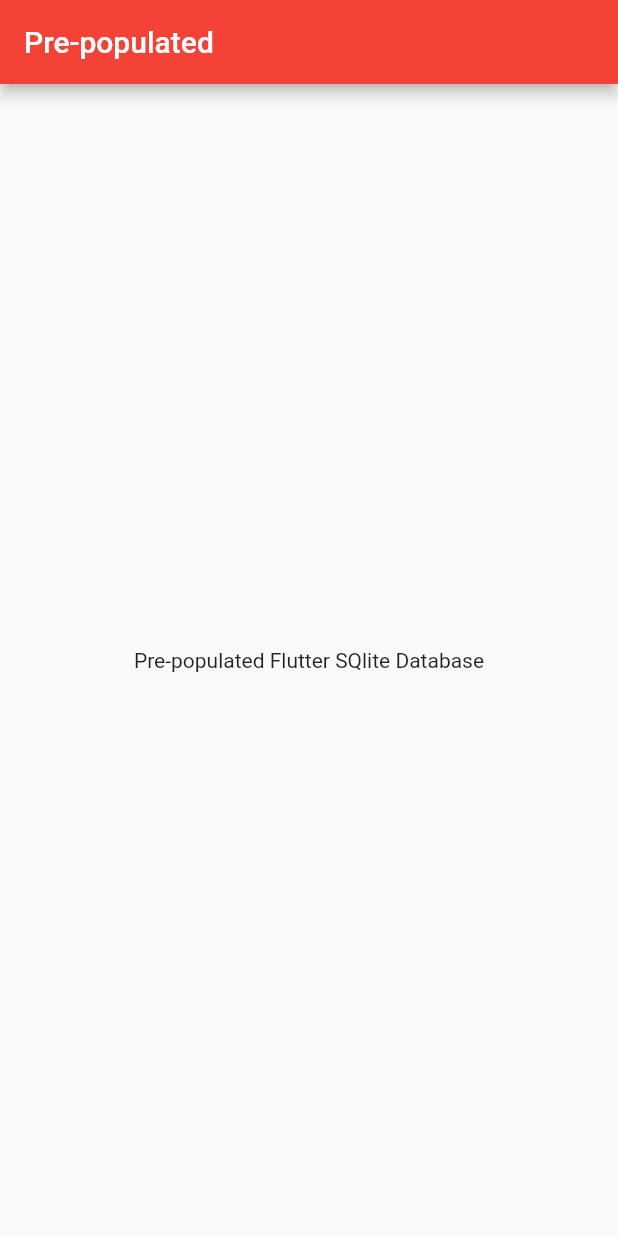
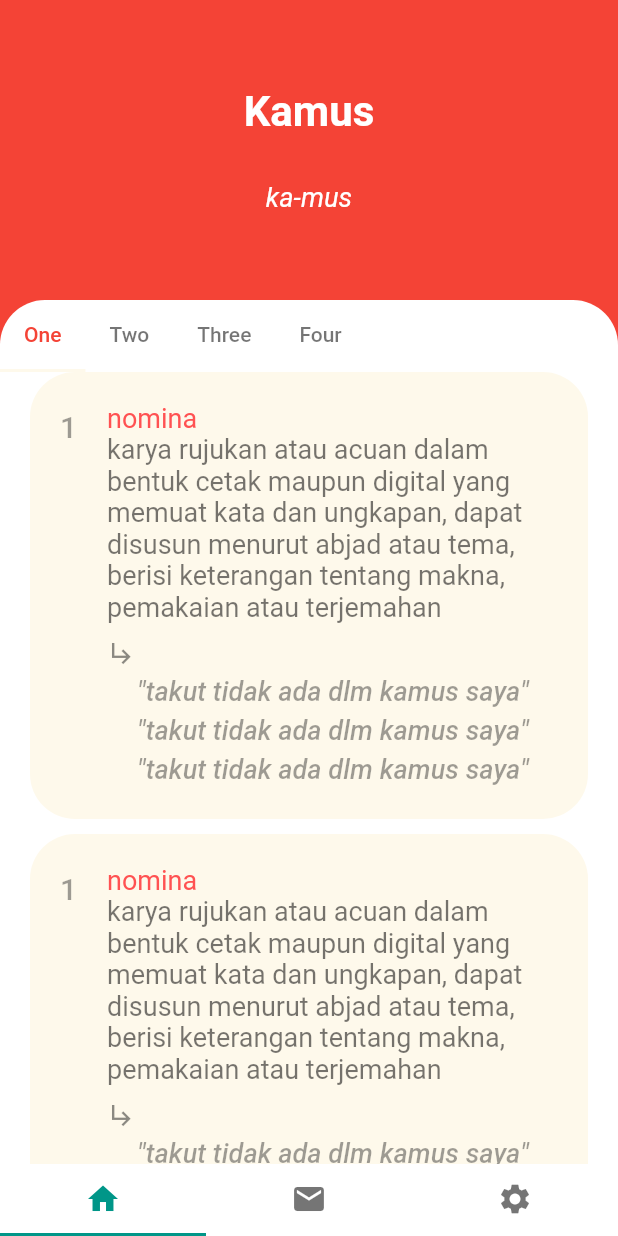
Before and after one commit to yikhsn/poket, a Flutter app: the screen it shows after launch, on a phone screen of 412 x 824 dp. Run offline on Flutter 3.47's test engine with Material 2 defaults, Android fonts, the phone set to English and light mode, and no system bars; our stand-ins replace sqflite; accounts and stored records are empty.

Commit message:
setup screen detail translation

```diff
--- a/lib/main.dart
+++ b/lib/main.dart
@@ -31,6 +31,7 @@ class Kbbi extends StatelessWidget {
     return MaterialApp(
       title: "Kamus Besar Bahasa Indonesia",
       theme: ThemeData(
+        primarySwatch: Colors.teal,
         primaryColor: Colors.red,
         accentColor: Color(0xFFFEF9EB),
       ),
--- a/lib/screens/HomeScreen.dart
+++ b/lib/screens/HomeScreen.dart
@@ -1,14 +1,67 @@
 import 'package:flutter/material.dart';
+import 'package:kbbi_app/widgets/NestedTabBarView.dart';
 
-class HomeScreen extends StatelessWidget {
+class HomeScreen extends StatefulWidget {
+  @override
+  _HomeScreenState createState() => _HomeScreenState();
+}
+
+class _HomeScreenState extends State<HomeScreen> with TickerProviderStateMixin {
+  TabController _tabController;
+
+  @override
+  void initState() {
+    super.initState();
+
+    _tabController = new TabController(length: 3, vsync: this);
+  }
+
+  @override
+  void dispose() {
+    super.dispose();
+    _tabController.dispose();
+  }
+
   @override
   Widget build(BuildContext context) {
     return Scaffold(
-      appBar: AppBar(
-        title: const Text('Pre-populated'),
+      appBar: PreferredSize(
+          preferredSize: Size.fromHeight(0.0), // here the desired height
+          child: AppBar(
+            elevation: 0.0,
+          )),
+      backgroundColor: Colors.white,
+      bottomNavigationBar: Material(
+        color: Colors.white,
+        child: TabBar(
+          controller: _tabController,
+          indicatorColor: Colors.teal,
+          labelColor: Colors.teal,
+          unselectedLabelColor: Colors.black54,
+          tabs: <Widget>[
+            Tab(
+              icon: Icon(Icons.home),
+            ),
+            Tab(
+              icon: Icon(Icons.email),
+            ),
+            Tab(
+              icon: Icon(Icons.settings),
+            ),
+          ],
+        ),
       ),
-      body: Center(
-        child: Text('Pre-populated Flutter SQlite Database'),
+      body: TabBarView(
+        children: <Widget>[
+          NestedTabBar(),
+          Center(
+            child: Text("Email"),
+          ),
+          Center(
+            child: Text("Settings"),
+          )
+        ],
+        controller: _tabController,
       ),
     );
   }
--- /dev/null
+++ b/lib/widgets/BoxTranslation.dart
@@ -0,0 +1,105 @@
+import 'package:flutter/material.dart';
+import 'package:kbbi_app/widgets/ExampleWord.dart';
+
+class BoxTranslation extends StatelessWidget {
+  @override
+  Widget build(BuildContext context) {
+    return Container(
+      decoration: BoxDecoration(
+        color: Theme.of(context).accentColor,
+        borderRadius: BorderRadius.only(
+          topLeft: Radius.circular(30.0),
+          topRight: Radius.circular(30.0),
+          bottomRight: Radius.circular(30.0),
+          bottomLeft: Radius.circular(30.0),
+        ),
+      ),
+      padding: EdgeInsets.all(20),
+      margin: EdgeInsets.only(bottom: 10.0),
+      width: MediaQuery.of(context).size.width,
+      child: Column(
+        mainAxisAlignment: MainAxisAlignment.start,
+        crossAxisAlignment: CrossAxisAlignment.start,
+        children: <Widget>[
+          Row(
+            crossAxisAlignment: CrossAxisAlignment.start,
+            children: <Widget>[
+              Container(
+                padding: EdgeInsets.only(
+                  top: 5.0,
+                ),
+                child: Text(
+                  '1',
+                  style: TextStyle(
+                    color: Colors.black38,
+                    fontSize: 20.0,
+                    fontWeight: FontWeight.w500,
+                  ),
+                ),
+              ),
+              SizedBox(
+                width: 20.0,
+              ),
+              Container(
+                child: Column(
+                  crossAxisAlignment: CrossAxisAlignment.start,
+                  children: <Widget>[
+                    Container(
+                      width: MediaQuery.of(context).size.width * 0.73,
+                      child: Text(
+                        'nomina',
+                        style: TextStyle(
+                          fontSize: 18.0,
+                          fontWeight: FontWeight.w400,
+                          color: Colors.redAccent,
+                        ),
+                      ),
+                    ),
+                    Container(
+                      width: MediaQuery.of(context).size.width * 0.73,
+                      child: Text(
+                        'karya rujukan atau acuan dalam bentuk cetak maupun digital yang memuat kata dan ungkapan, dapat disusun menurut abjad atau tema, berisi keterangan tentang makna, pemakaian atau terjemahan',
+                        style: TextStyle(
+                          fontSize: 18.0,
+                          fontWeight: FontWeight.w400,
+                          color: Colors.black54,
+                        ),
+                        // overflow: TextOverflow.ellipsis,
+                      ),
+                    ),
+                    SizedBox(
+                      height: 10.0,
+                    ),
+                    Column(
+                      mainAxisAlignment: MainAxisAlignment.start,
+                      crossAxisAlignment: CrossAxisAlignment.start,
+                      children: <Widget>[
+                        Container(
+                          child: Icon(
+                            Icons.subdirectory_arrow_right,
+                            color: Colors.black45,
+                            size: 20.0,
+                          ),
+                        ),
+                        SizedBox(
+                          height: 3.0,
+                        ),
+                        Column(
+                          children: <Widget>[
+                            ExampleWord(),
+                            ExampleWord(),
+                            ExampleWord(),
+                          ],
+                        )
+                      ],
+                    ),
+                  ],
+                ),
+              )
+            ],
+          )
+        ],
+      ),
+    );
+  }
+}
--- /dev/null
+++ b/lib/widgets/DetailTranslation.dart
@@ -0,0 +1,27 @@
+import 'package:flutter/material.dart';
+
+class DetailTranslation extends StatelessWidget {
+  @override
+  Widget build(BuildContext context) {
+    return Expanded(
+      child: Row(
+        crossAxisAlignment: CrossAxisAlignment.stretch,
+        children: <Widget>[
+          Container(
+            width: MediaQuery.of(context).size.width,
+            color: Colors.white,
+            child: Column(children: <Widget>[
+              Container(
+                child: Column(children: <Widget>[
+                  Container(
+                    child: Text('Terjemahan 1'),
+                  ),
+                ]),
+              )
+            ]),
+          )
+        ],
+      ),
+    );
+  }
+}
--- /dev/null
+++ b/lib/widgets/ExampleWord.dart
@@ -0,0 +1,35 @@
+import 'package:flutter/material.dart';
+
+class ExampleWord extends StatelessWidget {
+  const ExampleWord({
+    Key key,
+  }) : super(key: key);
+
+  @override
+  Widget build(BuildContext context) {
+    return Container(
+      margin: EdgeInsets.symmetric(
+        vertical: 2.5,
+      ),
+      child: Row(
+        children: <Widget>[
+          SizedBox(
+            width: 20.0,
+          ),
+          Container(
+            width: MediaQuery.of(context).size.width * 0.65,
+            child: Text(
+              '\"takut tidak ada dlm kamus saya\"',
+              style: TextStyle(
+                color: Colors.black38,
+                fontSize: 18.0,
+                fontWeight: FontWeight.w500,
+                fontStyle: FontStyle.italic,
+              ),
+            ),
+          ),
+        ],
+      ),
+    );
+  }
+}
--- /dev/null
+++ b/lib/widgets/MainTabView.dart
@@ -0,0 +1,27 @@
+import 'package:flutter/material.dart';
+import 'package:kbbi_app/widgets/BoxTranslation.dart';
+
+class MainTabView extends StatelessWidget {
+  const MainTabView({
+    Key key,
+  }) : super(key: key);
+
+  @override
+  Widget build(BuildContext context) {
+    return Container(
+      color: Colors.white,
+      padding: EdgeInsets.symmetric(
+        vertical: 0.0,
+        horizontal: 20.0,
+      ),
+      child: ListView(
+        children: <Widget>[
+          BoxTranslation(),
+          BoxTranslation(),
+          BoxTranslation(),
+          BoxTranslation(),
+        ],
+      ),
+    );
+  }
+}
--- /dev/null
+++ b/lib/widgets/MainTranslation.dart
@@ -0,0 +1,45 @@
+import 'package:flutter/material.dart';
+
+class MainTranslation extends StatelessWidget {
+  @override
+  Widget build(BuildContext context) {
+    return SafeArea(
+      child: Container(
+        color: Colors.red,
+        width: MediaQuery.of(context).size.width,
+        height: 200.0,
+        margin: EdgeInsets.all(0.0),
+        child: Column(
+          mainAxisAlignment: MainAxisAlignment.center,
+          children: <Widget>[
+            Container(
+              child: Column(
+                children: <Widget>[
+                  Text(
+                    'Kamus',
+                    style: TextStyle(
+                      color: Colors.white,
+                      fontSize: 28.0,
+                      fontWeight: FontWeight.bold,
+                    ),
+                  ),
+                  SizedBox(
+                    height: 30.0,
+                  ),
+                  Text(
+                    'ka-mus',
+                    style: TextStyle(
+                      color: Colors.white,
+                      fontSize: 18.0,
+                      fontStyle: FontStyle.italic,
+                    ),
+                  ),
+                ],
+              ),
+            )
+          ],
+        ),
+      ),
+    );
+  }
+}
--- /dev/null
+++ b/lib/widgets/NestedTabBarView.dart
@@ -0,0 +1,107 @@
+import 'package:flutter/material.dart';
+import 'package:kbbi_app/widgets/MainTranslation.dart';
+import 'package:kbbi_app/widgets/DetailTranslation.dart';
+import 'package:kbbi_app/widgets/MainTabView.dart';
+
+class NestedTabBar extends StatefulWidget {
+  @override
+  _NestedTabBarState createState() => _NestedTabBarState();
+}
+
+class _NestedTabBarState extends State<NestedTabBar>
+    with TickerProviderStateMixin {
+  TabController _nestedTabController;
+
+  @override
+  void initState() {
+    super.initState();
+
+    _nestedTabController = new TabController(length: 4, vsync: this);
+  }
+
+  @override
+  void dispose() {
+    super.dispose();
+    _nestedTabController.dispose();
+  }
+
+  @override
+  Widget build(BuildContext context) {
+    double screenHeight = MediaQuery.of(context).size.height;
+    return Container(
+      color: Colors.red,
+      child: Column(
+        mainAxisAlignment: MainAxisAlignment.spaceAround,
+        children: <Widget>[
+          MainTranslation(),
+          Container(
+            width: MediaQuery.of(context).size.width,
+            decoration: BoxDecoration(
+              color: Colors.white,
+              borderRadius: BorderRadius.only(
+                topLeft: Radius.circular(30.0),
+                topRight: Radius.circular(30.0),
+              ),
+            ),
+            child: ClipRRect(
+              borderRadius: BorderRadius.only(
+                topLeft: Radius.circular(30.0),
+                topRight: Radius.circular(30.0),
+              ),
+              child: Container(
+                child: TabBar(
+                  // indicatorPadding: EdgeInsets.all(20.0),
+                  controller: _nestedTabController,
+                  // indicatorColor: Colors.red,
+                  labelColor: Colors.red,
+                  unselectedLabelColor: Colors.black54,
+                  isScrollable: true,
+                  tabs: <Widget>[
+                    Tab(
+                      text: "One",
+                    ),
+                    Tab(
+                      text: "Two",
+                    ),
+                    Tab(
+                      text: "Three",
+                    ),
+                    Tab(
+                      text: "Four",
+                    ),
+                  ],
+                ),
+              ),
+            ),
+          ),
+          Expanded(
+            child: TabBarView(
+              controller: _nestedTabController,
+              children: <Widget>[
+                MainTabView(),
+                Container(
+                  decoration: BoxDecoration(
+                    borderRadius: BorderRadius.circular(8.0),
+                    color: Colors.orangeAccent,
+                  ),
+                ),
+                Container(
+                  decoration: BoxDecoration(
+                    borderRadius: BorderRadius.circular(8.0),
+                    color: Colors.greenAccent,
+                  ),
+                ),
+                Container(
+                  decoration: BoxDecoration(
+                    borderRadius: BorderRadius.circular(8.0),
+                    color: Colors.indigoAccent,
+                  ),
+                ),
+              ],
+            ),
+          )
+        ],
+      ),
+    );
+  }
+}
```
